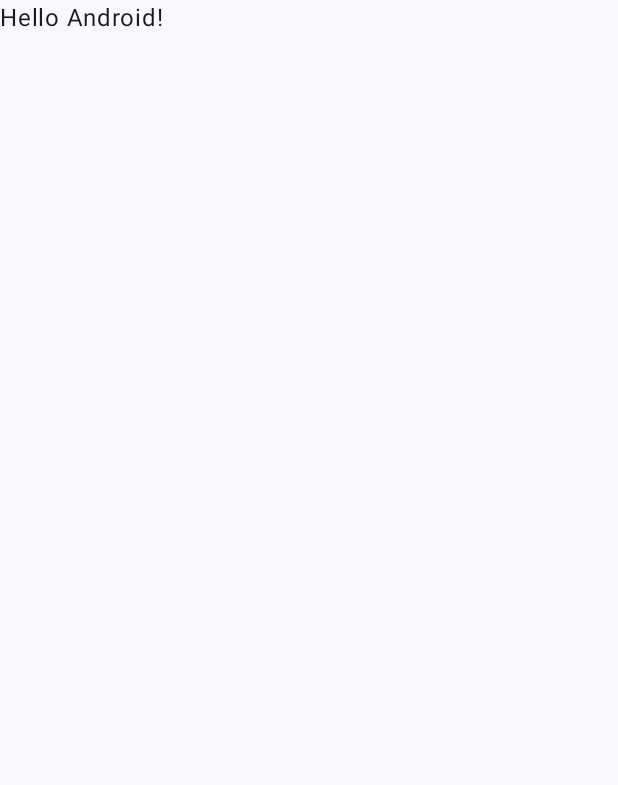
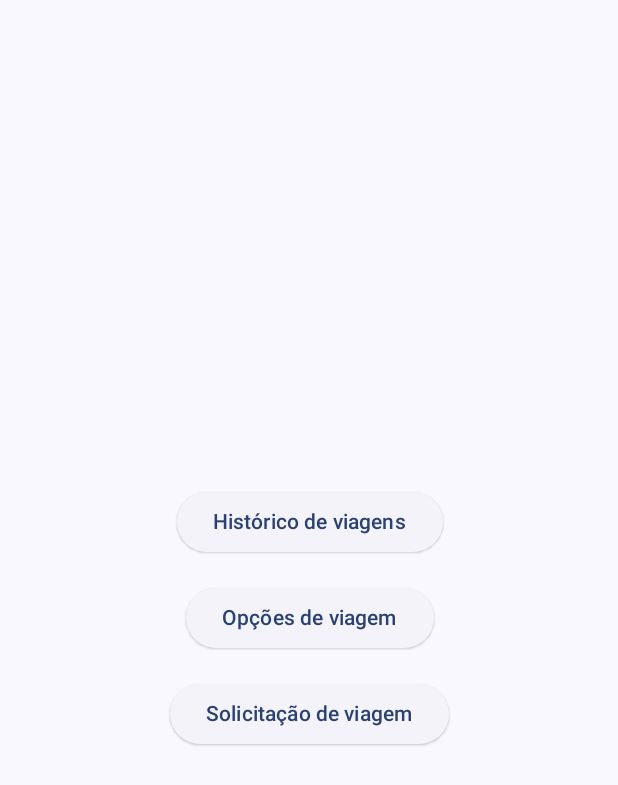
Before and after one commit to Alicasts/December24, an Android app built with Jetpack Compose: the screen it shows after launch (MainActivity), on a phone screen of 412 x 824 dp. Before the commit the part shown is almost empty. Shown: the top 785 px of the screen. Run offline under Robolectric (Android 15) with nearby library versions, the phone set to English and light mode, and no system bars; our stand-ins replace Dagger/Hilt's generated code.

Commit message:
feat: implement CustomButton and setup home screen

```diff
--- a/app/src/main/java/com/alicasts/december24/presentation/MainActivity.kt
+++ b/app/src/main/java/com/alicasts/december24/presentation/MainActivity.kt
@@ -4,13 +4,21 @@ import android.os.Bundle
 import androidx.activity.ComponentActivity
 import androidx.activity.compose.setContent
 import androidx.activity.enableEdgeToEdge
+import androidx.compose.foundation.layout.Arrangement
+import androidx.compose.foundation.layout.Box
+import androidx.compose.foundation.layout.Column
 import androidx.compose.foundation.layout.fillMaxSize
 import androidx.compose.foundation.layout.padding
 import androidx.compose.material3.Scaffold
 import androidx.compose.material3.Text
 import androidx.compose.runtime.Composable
+import androidx.compose.ui.Alignment
 import androidx.compose.ui.Modifier
+import androidx.compose.ui.res.stringResource
 import androidx.compose.ui.tooling.preview.Preview
+import androidx.compose.ui.unit.dp
+import com.alicasts.december24.R
+import com.alicasts.december24.presentation.components.ElevatedCustomButton
 import com.alicasts.december24.presentation.theme.December24Theme
 import dagger.hilt.android.AndroidEntryPoint
 
@@ -18,12 +26,10 @@ import dagger.hilt.android.AndroidEntryPoint
 class MainActivity : ComponentActivity() {
     override fun onCreate(savedInstanceState: Bundle?) {
         super.onCreate(savedInstanceState)
-        enableEdgeToEdge()
         setContent {
             December24Theme {
                 Scaffold(modifier = Modifier.fillMaxSize()) { innerPadding ->
-                    Greeting(
-                        name = "Android",
+                    CenteredButtons(
                         modifier = Modifier.padding(innerPadding)
                     )
                 }
@@ -33,17 +39,32 @@ class MainActivity : ComponentActivity() {
 }
 
 @Composable
-fun Greeting(name: String, modifier: Modifier = Modifier) {
-    Text(
-        text = "Hello $name!",
-        modifier = modifier
-    )
+fun CenteredButtons(modifier: Modifier = Modifier) {
+    Box(
+        contentAlignment = Alignment.Center,
+        modifier = modifier.fillMaxSize()
+    ) {
+        Column(
+            verticalArrangement = Arrangement.spacedBy(16.dp),
+            horizontalAlignment = Alignment.CenterHorizontally
+        ) {
+            ElevatedCustomButton(
+                onClick = { },
+                text = stringResource(R.string.historico_de_viagens))
+            ElevatedCustomButton(
+                onClick = { },
+                text = stringResource(R.string.opces_de_viagem))
+            ElevatedCustomButton(
+                onClick = { },
+                text = stringResource(R.string.solicitaco_de_viagem))
+        }
+    }
 }
 
 @Preview(showBackground = true)
 @Composable
-fun GreetingPreview() {
+fun CenteredButtonsPreview() {
     December24Theme {
-        Greeting("Android")
+        CenteredButtons()
     }
 }
--- /dev/null
+++ b/app/src/main/java/com/alicasts/december24/presentation/components/ElevatedCustomButton.kt
@@ -0,0 +1,29 @@
+package com.alicasts.december24.presentation.components
+
+import androidx.compose.material3.ElevatedButton
+import androidx.compose.material3.Text
+import androidx.compose.runtime.Composable
+import androidx.compose.ui.Modifier
+import androidx.compose.ui.tooling.preview.Preview
+
+@Composable
+fun ElevatedCustomButton(
+    modifier: Modifier = Modifier,
+    text: String,
+    onClick: () -> Unit
+) {
+    ElevatedButton(
+        onClick = { onClick() },
+        modifier = modifier
+    ) {
+        Text(text)
+    }
+}
+
+@Preview(showBackground = true)
+@Composable
+fun PreviewElevatedCustomButton() {
+    ElevatedCustomButton(
+        text = "Teste",
+        onClick = {})
+}
--- a/app/src/main/res/values/strings.xml
+++ b/app/src/main/res/values/strings.xml
@@ -1,3 +1,6 @@
 <resources>
     <string name="app_name">December 24</string>
+    <string name="historico_de_viagens">Histórico de viagens</string>
+    <string name="opces_de_viagem">Opções de viagem</string>
+    <string name="solicitaco_de_viagem">Solicitação de viagem</string>
 </resources>
```
